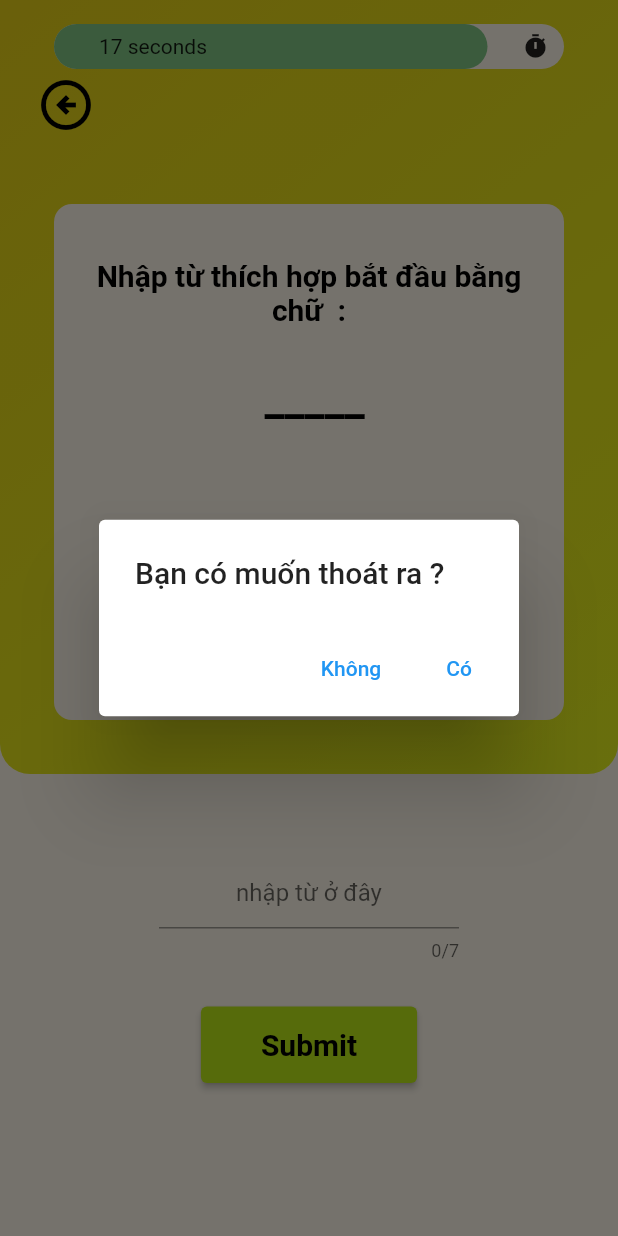
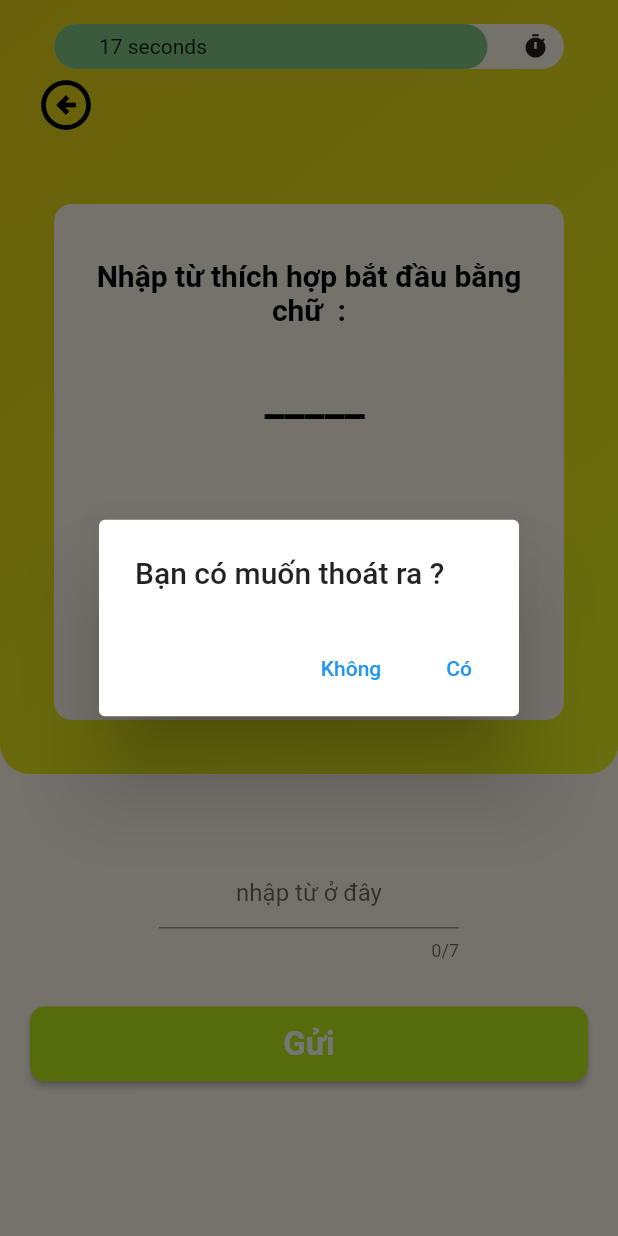
Before and after one commit to phamtuan1152001/brain-train-clone, a Flutter app: the NextWordsPage screen opened by its route, after a tap on the "arrow circle left" icon, on a phone screen of 412 x 824 dp. Run offline on Flutter 3.47's test engine with Material 2 defaults, Android fonts, the phone set to English and light mode, and no system bars; our stand-ins replace animated_text_kit, carousel_slider, flutter_riverpod, fluttertoast, get, hexcolor and 2 more; network calls fail; project files that could hold a hidden picture were left out.

Commit message:
refactor code

```diff
--- a/lib/screens/languages/next_words.dart
+++ b/lib/screens/languages/next_words.dart
@@ -11,6 +11,7 @@ import 'package:brain_train_clone_app/components/header_game.dart';
 // @common
 import 'package:brain_train_clone_app/common/light_colors.dart';
 import 'package:brain_train_clone_app/constants/mock_data.dart';
+import '../../components/languages/button.dart';
 import '../../service/language_game_api.dart';
 
 class NextWordsPage extends StatefulWidget {
@@ -284,23 +285,13 @@ class _NextWordsPage extends State<NextWordsPage> {
                           ),
                         ),
                         Padding(
-                            padding: const EdgeInsets.only(top: 20, bottom: 10),
-                            child: ElevatedButton(
-                              onPressed: () {
-                                checkResult();
-                              },
-                              style: ElevatedButton.styleFrom(
-                                  backgroundColor:
-                                      const Color.fromARGB(255, 187, 233, 24),
-                                  padding: const EdgeInsets.symmetric(
-                                      horizontal: 40, vertical: 14),
-                                  textStyle: const TextStyle(fontSize: 24)),
-                              child: const Text('Submit',
-                                  style: TextStyle(
-                                      fontWeight: FontWeight.bold,
-                                      color: Colors.black,
-                                      fontSize: 20)),
-                            )),
+                          padding: const EdgeInsets.only(top: 10),
+                          child: Button(
+                            padding: 20,
+                            text: 'Gửi',
+                            onPressed: () => checkResult(),
+                          ),
+                        ),
                       ],
                     ),
                   ),
```
Also changed, not shown: lib/screens/languages/common/display_my_dialog.dart (deleted, +0 -16 lines), lib/screens/languages/connect_words.dart (+8 -15 lines), lib/screens/languages/find_words.dart (+8 -17 lines).
